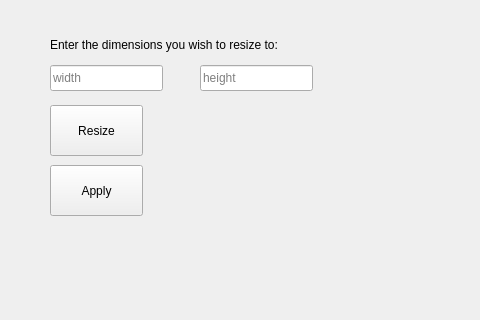
Ezay06/Qt_Filter, file mainwindow.ui: the form before one commit; both pictures show x 0 to 480 and y 85 to 405 of the 1156 by 733 pixel window.
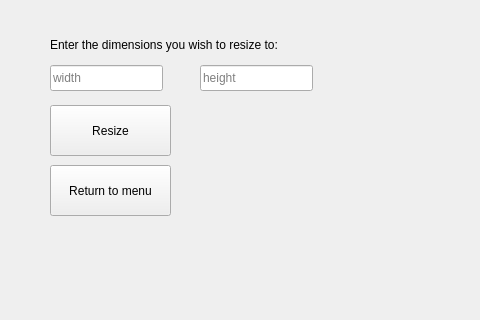
The form after the commit. The open tabs and pages were chosen to show the change.

The edit to the form file:
```diff
--- a/mainwindow.ui
+++ b/mainwindow.ui
@@ -677,7 +677,7 @@
        <rect>
         <x>50</x>
         <y>190</y>
-        <width>93</width>
+        <width>121</width>
         <height>51</height>
        </rect>
       </property>
@@ -703,12 +703,12 @@
        <rect>
         <x>50</x>
         <y>250</y>
-        <width>93</width>
+        <width>121</width>
         <height>51</height>
        </rect>
       </property>
       <property name="text">
-       <string>Apply</string>
+       <string>Return to menu</string>
       </property>
      </widget>
     </widget>
```
Left out of the diff: 2 changed lines with no effect on the pictures.
